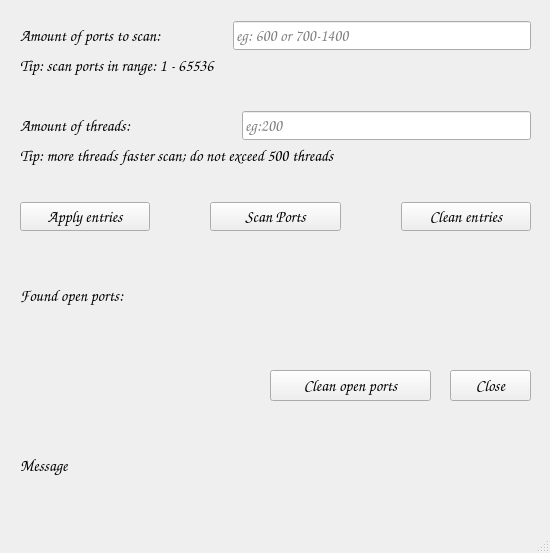
piotrekgelert/port-scanner, file App_main/UI/ports_scan.ui: the form before one commit.
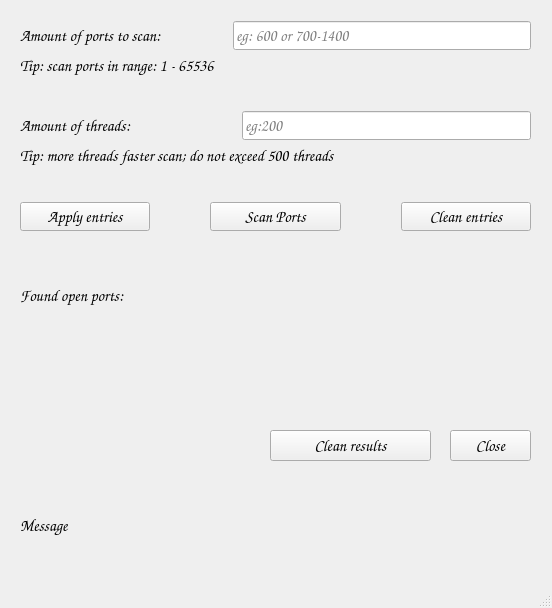
The form after the commit.

Commit message: clean code and improve application according to suggestions

```diff
--- a/App_main/UI/ports_scan.ui
+++ b/App_main/UI/ports_scan.ui
@@ -6,8 +6,8 @@
    <rect>
     <x>0</x>
     <y>0</y>
-    <width>550</width>
-    <height>553</height>
+    <width>552</width>
+    <height>608</height>
    </rect>
   </property>
   <property name="font">
@@ -24,8 +24,8 @@
     <property name="geometry">
      <rect>
       <x>20</x>
-      <y>420</y>
-      <width>531</width>
+      <y>480</y>
+      <width>511</width>
       <height>91</height>
      </rect>
     </property>
@@ -39,7 +39,7 @@
       <x>20</x>
       <y>320</y>
       <width>510</width>
-      <height>31</height>
+      <height>91</height>
      </rect>
     </property>
     <property name="text">
@@ -160,7 +160,7 @@
     <property name="geometry">
      <rect>
       <x>450</x>
-      <y>370</y>
+      <y>430</y>
       <width>81</width>
       <height>31</height>
      </rect>
@@ -173,7 +173,7 @@
     <property name="geometry">
      <rect>
       <x>270</x>
-      <y>370</y>
+      <y>430</y>
       <width>161</width>
       <height>31</height>
      </rect>
@@ -185,7 +185,7 @@
      </sizepolicy>
     </property>
     <property name="text">
-     <string>Clean open ports</string>
+     <string>Clean results</string>
     </property>
    </widget>
    <widget class="QLabel" name="lb_scanned_ports_tip">
```
Left out of the diff: 6 changed lines with no effect on the pictures. The commit also changes 5 other files.
